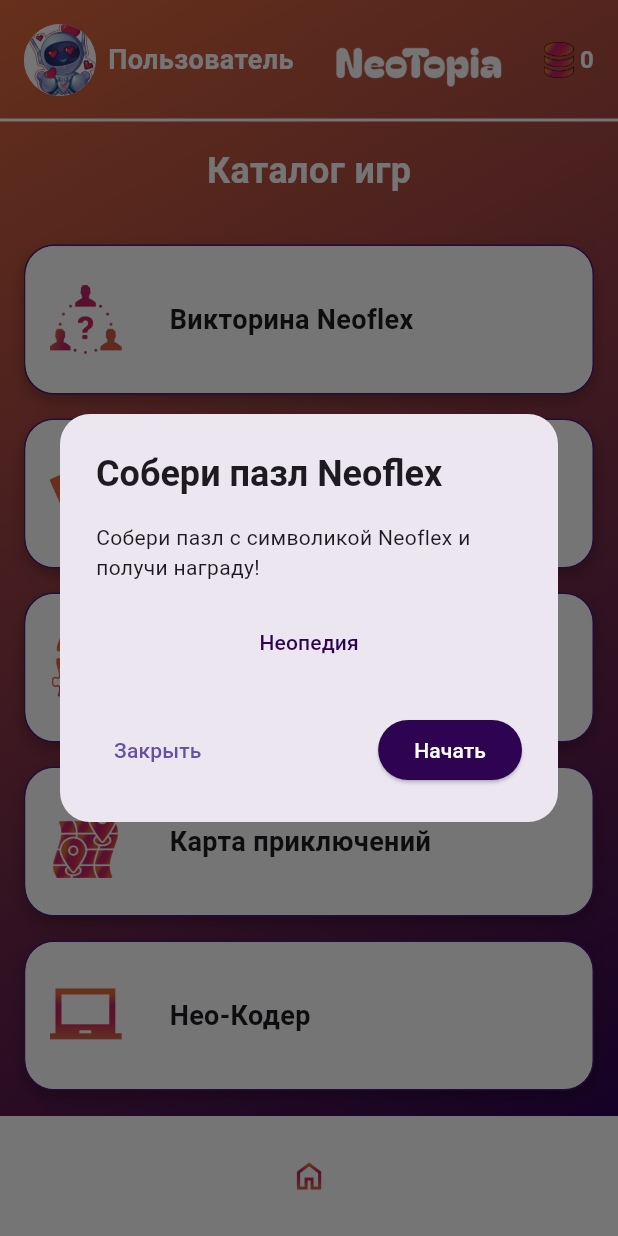
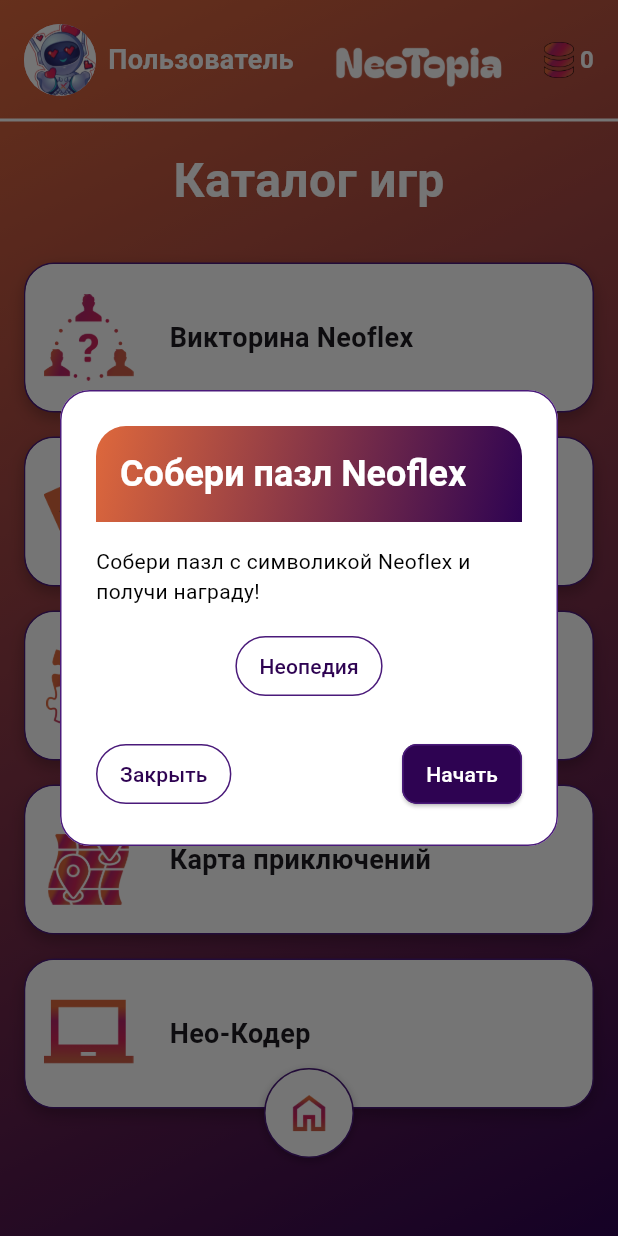
Before and after one commit to prolgrammer/Neotopia, a Flutter app: the QuestCatalogScreen screen opened by its route, after a tap on "Собери пазл Neoflex", on a phone screen of 412 x 824 dp. Run offline on Flutter 3.47's test engine with Material 3 defaults, Android fonts, the phone set to English and light mode, and no system bars; our stand-ins replace email_validator, firebase_auth, firebase_core, firebase_database, flutter_bloc, image_picker; accounts and stored records are empty.

Commit message:
delete debug mod and upd design

```diff
--- a/lib/main.dart
+++ b/lib/main.dart
@@ -36,6 +36,7 @@
           primaryColor: Colors.purple,
           scaffoldBackgroundColor: Colors.transparent,
         ),
+        debugShowCheckedModeBanner: false,
         initialRoute: '/login',
         routes: {
           '/login': (context) => LoginScreen(),
--- a/lib/screens/main_screen.dart
+++ b/lib/screens/main_screen.dart
@@ -183,14 +183,16 @@
             children: [
               Container(
                 width: 80,
-                color: Colors.white, // Новый цвет для боковой полосы
-                // Альтернатива: color: Colors.white, // Для белого фона
+                color: Colors.white,
                 child: Center(
-                  child: Image.asset(
-                    imagePath,
-                    height: 40,
-                    width: 40,
-                    fit: BoxFit.contain,
+                  child: Transform.translate(
+                    offset: Offset(2, 0), // Измените значение Offset(x, y) для смещения иконки (x - вправо, y - вниз)
+                    child: Image.asset(
+                      imagePath,
+                      height: 60, // Измените height и width здесь, чтобы настроить размер иконки
+                      width: 60,
+                      fit: BoxFit.contain,
+                    ),
                   ),
                 ),
               ),
--- a/lib/screens/quest_catalog_screen.dart
+++ b/lib/screens/quest_catalog_screen.dart
@@ -18,7 +18,9 @@
     return Scaffold(
       body: Container(
         decoration: BoxDecoration(gradient: kAppGradient),
-        child: SafeArea(
+        child: Stack(
+          children: [
+            SafeArea(
               child: Column(
                 children: [
                   // Верхняя плашка
@@ -103,7 +105,7 @@
                       'Каталог игр',
                       style: TextStyle(
                         color: Colors.white,
-                    fontSize: 24,
+                        fontSize: 32,
                         fontWeight: FontWeight.bold,
                       ),
                     ),
@@ -180,26 +182,54 @@
                 ],
               ),
             ),
+            // Кружок с иконкой дома
+            Positioned(
+              bottom: 52, // Измените bottom здесь, чтобы настроить отступ от низа
+              left: 0,
+              right: 0,
+              child: Center(
+                child: GestureDetector(
+                  onTap: () {
+                    Navigator.pushReplacementNamed(context, '/main');
+                  },
+                  child: Container(
+                    width: 60, // Измените width и height здесь, чтобы настроить размер кружка
+                    height: 60,
+                    decoration: BoxDecoration(
+                      shape: BoxShape.circle,
+                      color: Colors.white, // Белый фон кружка
+                      border: Border.all(color: Color(0xFF4A1A7A), width: 1), // Фиолетовая обводка
+                      boxShadow: [
+                        BoxShadow(
+                          color: Colors.black26,
+                          blurRadius: 4,
+                          offset: Offset(0, 2),
                         ),
-      // Нижняя плашка с домиком
-      bottomNavigationBar: BottomAppBar(
-        color: Colors.white, // Белый фон
-        child: Container(
-          height: 100,
+                      ],
+                    ),
                     child: Center(
-            child: IconButton(
-              icon: Image.asset(
+                      child: Image.asset(
                         'assets/images/home.png',
-                height: 24, // Уменьшено пропорционально
-                width: 24,
-              ),
-              onPressed: () {
-                Navigator.pushReplacementNamed(context, '/main');
+                        height: 32, // Измените height и width здесь, чтобы настроить размер иконки
+                        width: 32,
+                        fit: BoxFit.contain,
+                        errorBuilder: (context, error, stackTrace) {
+                          print('Error loading home.png: $error'); // Логирование ошибки
+                          return Icon(
+                            Icons.home,
+                            color: Color(0xFF2E0352),
+                            size: 24,
+                          ); // Запасная иконка
                         },
                       ),
                     ),
                   ),
                 ),
+              ),
+            ),
+          ],
+        ),
+      ),
     );
   }
 }
--- a/lib/widgets/quest_card.dart
+++ b/lib/widgets/quest_card.dart
@@ -21,17 +21,41 @@
         showDialog(
           context: context,
           builder: (context) => AlertDialog(
+            backgroundColor: Colors.white, // Белый фон
+            surfaceTintColor: Colors.transparent, // Убираем налёт цвета
             shape: RoundedRectangleBorder(
               borderRadius: BorderRadius.circular(20),
+              side: BorderSide(color: Color(0xFF4A1A7A), width: 1), // Фиолетовая обводка
             ),
-            title: Text(
-              title,
-              style: TextStyle(fontWeight: FontWeight.bold),
+            elevation: 8, // Лёгкая тень
+            title: Container(
+              padding: EdgeInsets.all(16),
+              decoration: BoxDecoration(
+                gradient: LinearGradient(
+                  colors: [Color(0xFFDE683C), Color(0xFF2E0352)], // Градиент Neoflex
+                  begin: Alignment.topLeft,
+                  end: Alignment.bottomRight,
+                ),
+                borderRadius: BorderRadius.vertical(top: Radius.circular(20)),
+              ),
+              child: Text(
+                title,
+                style: TextStyle(
+                  fontWeight: FontWeight.bold,
+                  color: Colors.white, // Белый текст для контраста с градиентом
+                ),
+              ),
             ),
             content: Column(
               mainAxisSize: MainAxisSize.min,
               children: [
-                Text(description),
+                Text(
+                  description,
+                  style: TextStyle(
+                    color: Colors.black,
+                    fontSize: 14,
+                  ),
+                ),
                 SizedBox(height: 16),
                 TextButton(
                   onPressed: () {
@@ -41,6 +65,11 @@
                       MaterialPageRoute(builder: (context) => NeopediaScreen()),
                     );
                   },
+                  style: TextButton.styleFrom(
+                    side: BorderSide(color: Color(0xFF4A1A7A), width: 1), // Фиолетовая обводка
+                    backgroundColor: Colors.white, // Белый фон
+                    padding: EdgeInsets.symmetric(horizontal: 16, vertical: 8),
+                  ),
                   child: Text(
                     'Неопедия',
                     style: TextStyle(color: Color(0xFF2E0352)),
@@ -54,7 +83,15 @@
                 children: [
                   TextButton(
                     onPressed: () => Navigator.pop(context),
-                    child: Text('Закрыть'),
+                    style: TextButton.styleFrom(
+                      side: BorderSide(color: Color(0xFF4A1A7A), width: 1), // Фиолетовая обводка
+                      backgroundColor: Colors.white, // Белый фон
+                      padding: EdgeInsets.symmetric(horizontal: 16, vertical: 8),
+                    ),
+                    child: Text(
+                      'Закрыть',
+                      style: TextStyle(color: Color(0xFF2E0352)),
+                    ),
                   ),
                   ElevatedButton(
                     onPressed: () {
@@ -62,8 +99,13 @@
                       onTap();
                     },
                     style: ElevatedButton.styleFrom(
-                      backgroundColor: Color(0xFF2E0352),
-                      foregroundColor: Colors.white,
+                      backgroundColor: Color(0xFF2E0352), // Фон Neoflex
+                      foregroundColor: Colors.white, // Белый текст
+                      side: BorderSide(color: Color(0xFF4A1A7A), width: 1), // Фиолетовая обводка
+                      padding: EdgeInsets.symmetric(horizontal: 16, vertical: 8),
+                      shape: RoundedRectangleBorder(
+                        borderRadius: BorderRadius.circular(10),
+                      ),
                     ),
                     child: Text('Начать'),
                   ),
@@ -99,11 +141,14 @@
                 ),
               ),
               child: Center(
-                child: Image.asset(
-                  imagePath,
-                  height: 48, // Измените height и width здесь, чтобы настроить размер изображения
-                  width: 48,
-                  fit: BoxFit.contain,
+                child: Transform.translate(
+                  offset: Offset(2, 0), // Измените значение Offset(x, y) для смещения иконки (x - вправо, y - вниз)
+                  child: Image.asset(
+                    imagePath,
+                    height: 60, // Измените height и width здесь, чтобы настроить размер иконки
+                    width: 60,
+                    fit: BoxFit.contain,
+                  ),
                 ),
               ),
             ),
```
Lines whose indentation alone changed are shown as unchanged.
